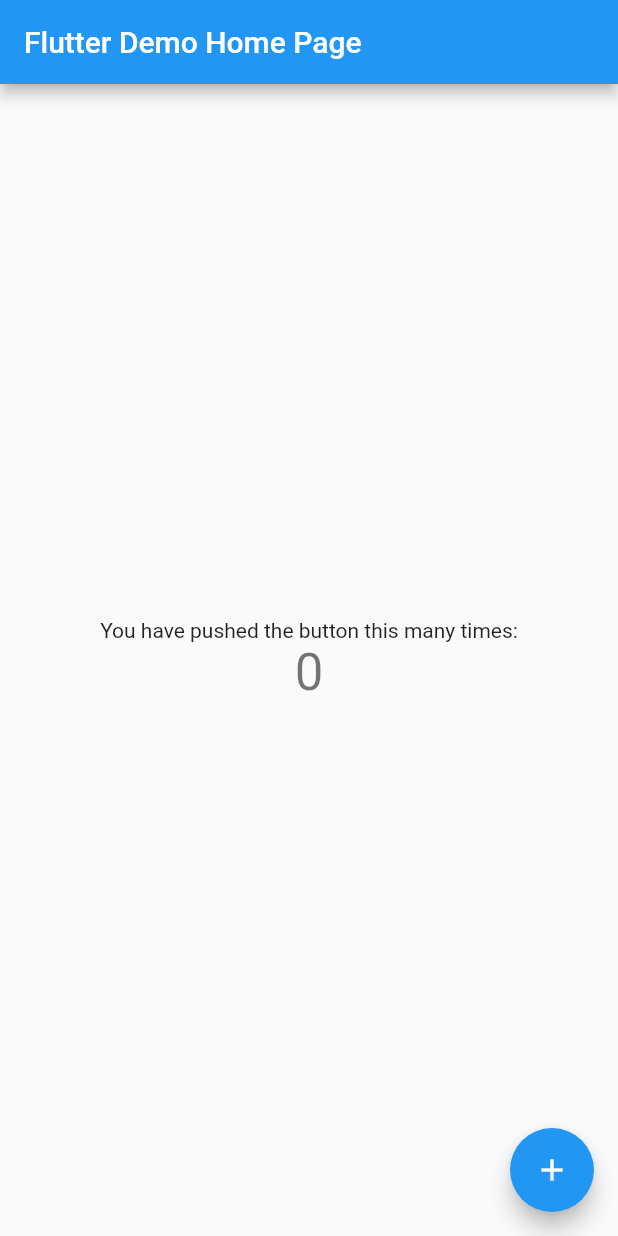
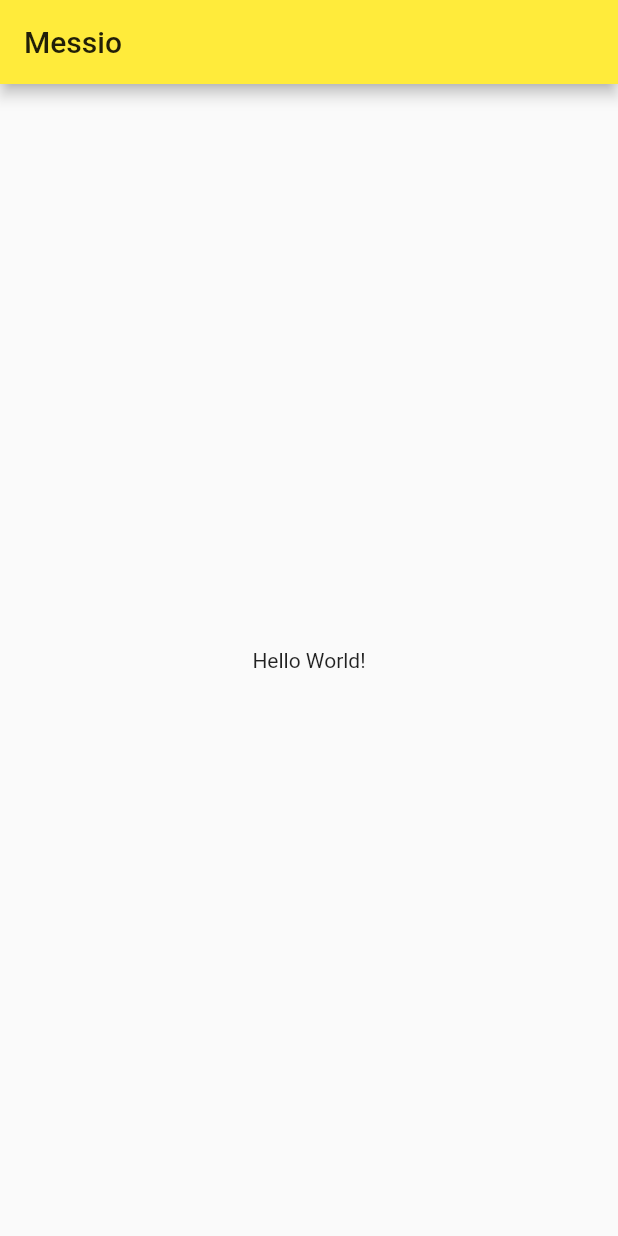
Before and after one commit to gup-shivam/Flutter-chat-app, a Flutter app: the screen it shows after launch, on a phone screen of 412 x 824 dp. Run offline on Flutter 3.47's test engine with Material 2 defaults, Android fonts, the phone set to English and light mode, and no system bars.

Commit message:
travis again

```diff
--- a/chat_app/lib/main.dart
+++ b/chat_app/lib/main.dart
@@ -7,35 +7,17 @@ class MyApp extends StatelessWidget {
   @override
   Widget build(BuildContext context) {
     return MaterialApp(
-      title: 'Flutter Demo',
+      title: 'Messio',
       theme: ThemeData(
-        // This is the theme of your application.
-        //
-        // Try running your application with "flutter run". You'll see the
-        // application has a blue toolbar. Then, without quitting the app, try
-        // changing the primarySwatch below to Colors.green and then invoke
-        // "hot reload" (press "r" in the console where you ran "flutter run",
-        // or simply save your changes to "hot reload" in a Flutter IDE).
-        // Notice that the counter didn't reset back to zero; the application
-        // is not restarted.
-        primarySwatch: Colors.blue,
+        primarySwatch: Colors.yellow,
       ),
-      home: MyHomePage(title: 'Flutter Demo Home Page'),
+      home: MyHomePage(title: 'Messio'),
     );
   }
 }
 
 class MyHomePage extends StatefulWidget {
   MyHomePage({Key key, this.title}) : super(key: key);
-
-  // This widget is the home page of your application. It is stateful, meaning
-  // that it has a State object (defined below) that contains fields that affect
-  // how it looks.
-
-  // This class is the configuration for the state. It holds the values (in this
-  // case the title) provided by the parent (in this case the App widget) and
-  // used by the build method of the State. Fields in a Widget subclass are
-  // always marked "final".
 
   final String title;
 
@@ -44,24 +26,9 @@ class MyHomePage extends StatefulWidget {
 }
 
 class _MyHomePageState extends State<MyHomePage> {
-  int _counter = 0;
-
-  void _incrementCounter() {
-    setState(() {
-      // This call to setState tells the Flutter framework that something has
-      // changed in this State, which causes it to rerun the build method below
-      // so that the display can reflect the updated values. If we changed
-      // _counter without calling setState(), then the build method would not be
-      // called again, and so nothing would appear to happen.
-      _counter++;
-    });
-  }
 
   @override
   Widget build(BuildContext context) {
-    // This method is rerun every time setState is called, for instance as done
-    // by the _incrementCounter method above.
-    //
     // The Flutter framework has been optimized to make rerunning build methods
     // fast, so that you can just rebuild anything that needs updating rather
     // than having to individually change instances of widgets.
@@ -72,40 +39,9 @@ class _MyHomePageState extends State<MyHomePage> {
         title: Text(widget.title),
       ),
       body: Center(
-        // Center is a layout widget. It takes a single child and positions it
-        // in the middle of the parent.
-        child: Column(
-          // Column is also a layout widget. It takes a list of children and
-          // arranges them vertically. By default, it sizes itself to fit its
-          // children horizontally, and tries to be as tall as its parent.
-          //
-          // Invoke "debug painting" (press "p" in the console, choose the
-          // "Toggle Debug Paint" action from the Flutter Inspector in Android
-          // Studio, or the "Toggle Debug Paint" command in Visual Studio Code)
-          // to see the wireframe for each widget.
-          //
-          // Column has various properties to control how it sizes itself and
-          // how it positions its children. Here we use mainAxisAlignment to
-          // center the children vertically; the main axis here is the vertical
-          // axis because Columns are vertical (the cross axis would be
-          // horizontal).
-          mainAxisAlignment: MainAxisAlignment.center,
-          children: <Widget>[
-            Text(
-              'You have pushed the button this many times:',
-            ),
-            Text(
-              '$_counter',
-              style: Theme.of(context).textTheme.display1,
-            ),
-          ],
-        ),
-      ),
-      floatingActionButton: FloatingActionButton(
-        onPressed: _incrementCounter,
-        tooltip: 'Increment',
-        child: Icon(Icons.add),
-      ), // This trailing comma makes auto-formatting nicer for build methods.
+          child:Text('Hello World!')
+      )
     );
+
   }
 }
```
Also changed, not shown: 1 other file.
